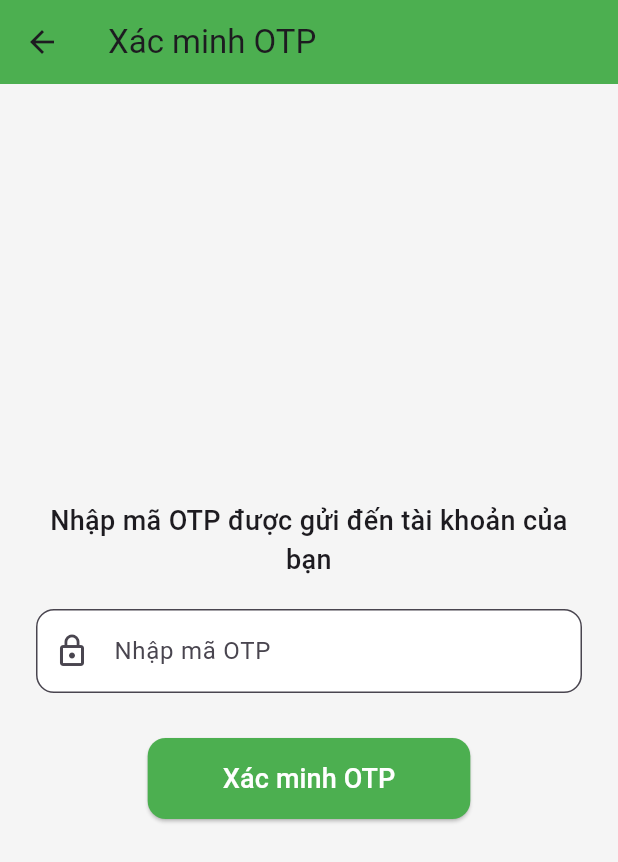
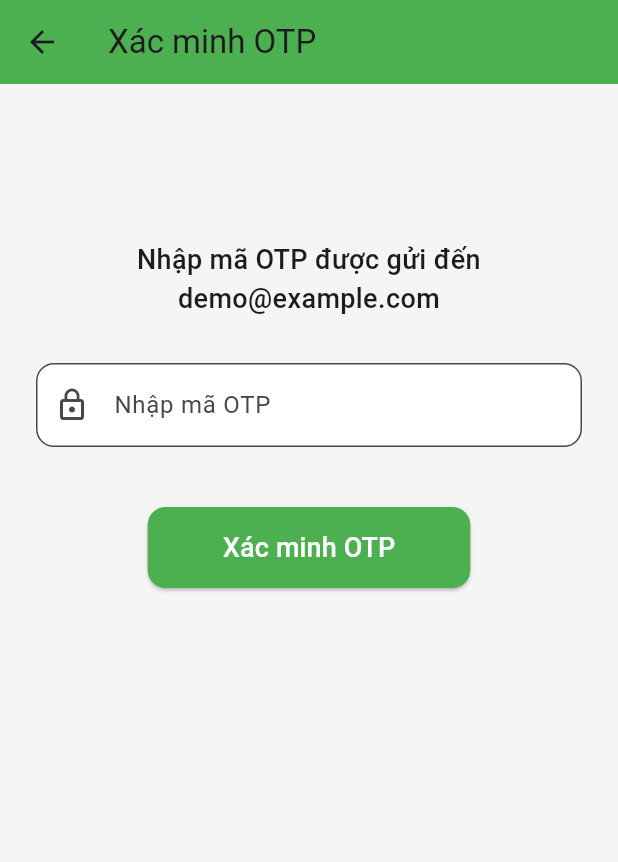
Before and after one commit to VoDuyBao-dev/ETC-Simulation-System-Mobile-Frontend, a Flutter app: the OtpScreen screen opened by its route, on a phone screen of 412 x 824 dp. Shown: the top 862 px of the screen. Run offline on Flutter 3.47's test engine with Material 3 defaults, Android fonts, the phone set to English and light mode, and no system bars.

Commit message:
UI: cập nhật giao diện OTP

```diff
--- a/lib/screens/otp_screen.dart
+++ b/lib/screens/otp_screen.dart
@@ -9,39 +9,60 @@ class OtpScreen extends StatefulWidget {
 
 class _OtpScreenState extends State<OtpScreen> {
   final TextEditingController _otpController = TextEditingController();
+  bool _isLoading = false;
 
-  @override
-  void initState() {
-    super.initState();
-    // ✅ Tự bật bàn phím khi mở trang
-    Future.delayed(const Duration(milliseconds: 300), () {
-      FocusScope.of(context).requestFocus(FocusNode());
-    });
+  void _verifyOtp(String email) async {
+    if (_otpController.text.isEmpty) {
+      ScaffoldMessenger.of(context).showSnackBar(
+        const SnackBar(content: Text("Vui lòng nhập mã OTP")),
+      );
+      return;
+    }
+
+    setState(() => _isLoading = true);
+    await Future.delayed(const Duration(seconds: 1));
+    setState(() => _isLoading = false);
+
+    ScaffoldMessenger.of(context).showSnackBar(
+      const SnackBar(content: Text("Xác minh OTP thành công!")),
+    );
+
+    Navigator.pushReplacementNamed(context, '/home');
   }
 
   @override
   Widget build(BuildContext context) {
+    final String email =
+        ModalRoute.of(context)?.settings.arguments as String? ??
+            'demo@example.com';
+
     return Scaffold(
       backgroundColor: Colors.grey[100],
+      resizeToAvoidBottomInset: true, // ✅ giúp cuộn khi bàn phím bật
       appBar: AppBar(
         title: const Text("Xác minh OTP"),
         backgroundColor: Colors.green,
       ),
-      body: Padding(
+      body: SafeArea(
+        child: SingleChildScrollView(
+          // ✅ cho phép cuộn khi bàn phím mở
           padding: const EdgeInsets.all(24.0),
           child: Column(
-          mainAxisAlignment: MainAxisAlignment.center,
+            crossAxisAlignment: CrossAxisAlignment.center,
             children: [
-            const Text(
-              "Nhập mã OTP được gửi đến tài khoản của bạn",
+              const SizedBox(height: 80), // ✅ đẩy form lên cao
+              Text(
+                "Nhập mã OTP được gửi đến $email",
                 textAlign: TextAlign.center,
-              style: TextStyle(fontSize: 18, fontWeight: FontWeight.w500),
+                style: const TextStyle(
+                  fontSize: 18,
+                  fontWeight: FontWeight.w500,
                 ),
-            const SizedBox(height: 20),
+              ),
+              const SizedBox(height: 30),
               TextField(
                 controller: _otpController,
                 keyboardType: TextInputType.number,
-              autofocus: true,
                 decoration: InputDecoration(
                   hintText: "Nhập mã OTP",
                   prefixIcon: const Icon(Icons.lock_outline),
@@ -52,24 +73,27 @@ class _OtpScreenState extends State<OtpScreen> {
                   ),
                 ),
               ),
-            const SizedBox(height: 30),
+              const SizedBox(height: 40),
               ElevatedButton(
-              onPressed: () {
-                Navigator.pushReplacementNamed(context, '/home');
-              },
+                onPressed: _isLoading ? null : () => _verifyOtp(email),
                 style: ElevatedButton.styleFrom(
                   backgroundColor: Colors.green,
-                padding: const EdgeInsets.symmetric(vertical: 14, horizontal: 50),
+                  padding: const EdgeInsets.symmetric(
+                      vertical: 14, horizontal: 50),
                   shape: RoundedRectangleBorder(
                     borderRadius: BorderRadius.circular(12),
                   ),
                 ),
-              child: const Text(
+                child: _isLoading
+                    ? const CircularProgressIndicator(color: Colors.white)
+                    : const Text(
                   "Xác minh OTP",
                   style: TextStyle(fontSize: 18, color: Colors.white),
                 ),
               ),
+              const SizedBox(height: 300), //
             ],
+          ),
         ),
       ),
     );
```
Lines whose indentation alone changed are shown as unchanged.
